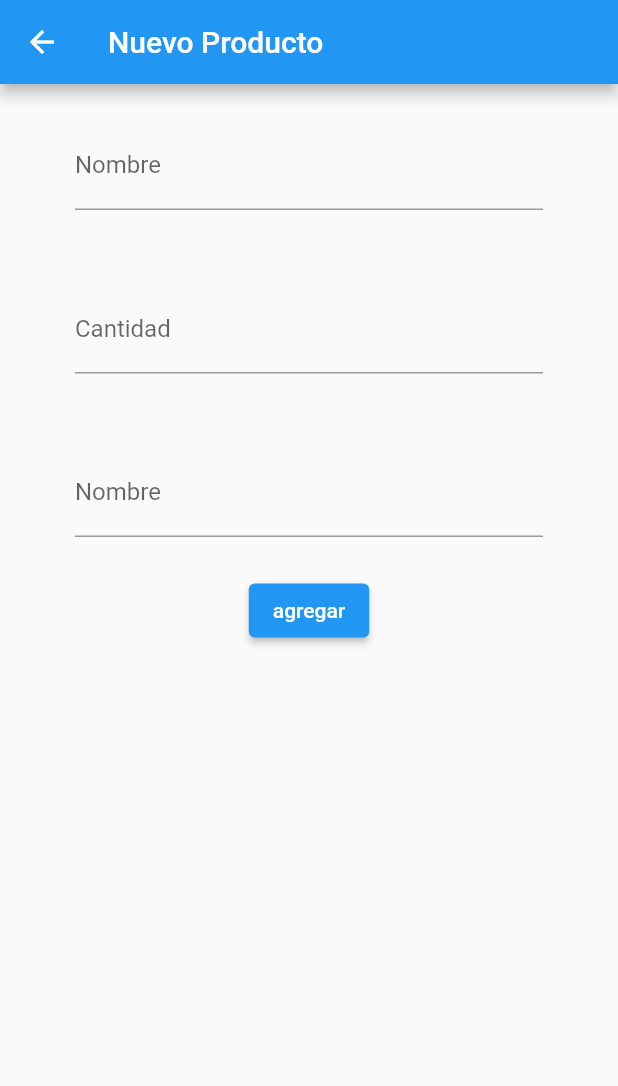
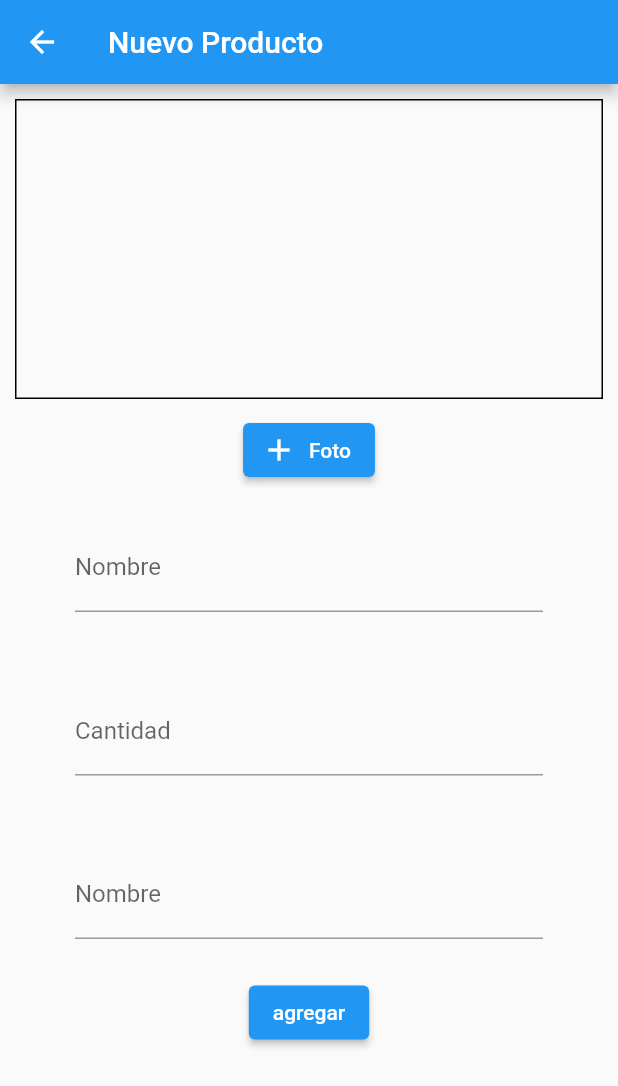
Before and after one commit to IteProgramacion/itecursoflutterv1, a Flutter app: the NuevoProducto screen opened by its route, on a phone screen of 412 x 824 dp. Shown: the top 1086 px of the screen. Run offline on Flutter 3.47's test engine with Material 2 defaults, Android fonts, the phone set to English and light mode, and no system bars; our stand-ins replace image_picker.

Commit message:
selecciona y muestra imagene de galeria en la vista nuevo_producto.dart

```diff
--- /dev/null
+++ b/lib/indexs.dart
@@ -0,0 +1,20 @@
+import 'package:flutter/material.dart';
+
+class Indexs extends ChangeNotifier{
+  Indexs? _indexs;
+
+  Indexs get instance {
+    _indexs ??= Indexs();
+
+    return _indexs!;
+  }
+
+  int _indexRailNavigation = 0;
+
+  int get indexRailNavigation => _indexRailNavigation;
+
+  set indexRailNavigation(int value) {
+    _indexRailNavigation = value;
+    notifyListeners();
+  }
+}
--- a/lib/vistas/nuevo_producto.dart
+++ b/lib/vistas/nuevo_producto.dart
@@ -1,16 +1,32 @@
+import 'dart:io';
+
 import 'package:flutter/material.dart';
+import 'package:image_picker/image_picker.dart';
 import 'package:itecursoflutter/modelos/productos.dart';
 import 'package:itecursoflutter/datos/datos.dart';
 
-class NuevoProducto extends StatelessWidget {
-
+class NuevoProducto extends StatefulWidget {
   final String routeName = 'NuevoProducto';
 
-  NuevoProducto({Key? key}) : super(key: key);
+  const NuevoProducto({Key? key}) : super(key: key);
+
+  @override
+  State<NuevoProducto> createState() => _NuevoProductoState();
+}
+
+class _NuevoProductoState extends State<NuevoProducto> {
+
 
   final TextEditingController nombre = TextEditingController();
+
   final TextEditingController cantidad = TextEditingController();
+
   final TextEditingController precio = TextEditingController();
+
+  final ImagePicker _picker = ImagePicker();
+
+  XFile? image;
+
   @override
   Widget build(BuildContext context) {
 
@@ -22,6 +38,26 @@ class NuevoProducto extends StatelessWidget {
         child: SingleChildScrollView(
           child: Column(
             children: [
+              Container(
+                alignment: Alignment.center,
+                decoration: BoxDecoration(
+                  border: Border.all(),
+                  image: image != null ? DecorationImage(image: FileImage(File(image!.path,)), fit: BoxFit.cover): null,
+
+                ),
+                margin: const EdgeInsets.all(10),
+                height: 200,
+
+              ),
+
+              ElevatedButton.icon(onPressed: () async {
+                image = await _picker.pickImage(source: ImageSource.gallery);
+
+                setState(() {
+
+                });
+              }, label: const Text('Foto'), icon: const Icon(Icons.add)),
+
               Container(
                 margin:
                     const EdgeInsets.symmetric(horizontal: 50, vertical: 25),
--- a/pubspec.yaml
+++ b/pubspec.yaml
@@ -34,6 +34,8 @@ dependencies:
   # The following adds the Cupertino Icons font to your application.
   # Use with the CupertinoIcons class for iOS style icons.
   cupertino_icons: ^1.0.2
+  provider: ^6.0.3
+  image_picker: ^0.8.5+3
 
 dev_dependencies:
   flutter_test:
```
Also changed, not shown: lib/main.dart (+8 -1 lines), lib/vistas/gridviewbuilder_view.dart (+6 -4 lines), lib/vistas/stack_view.dart (added, +14 -0 lines), pubspec.lock.
